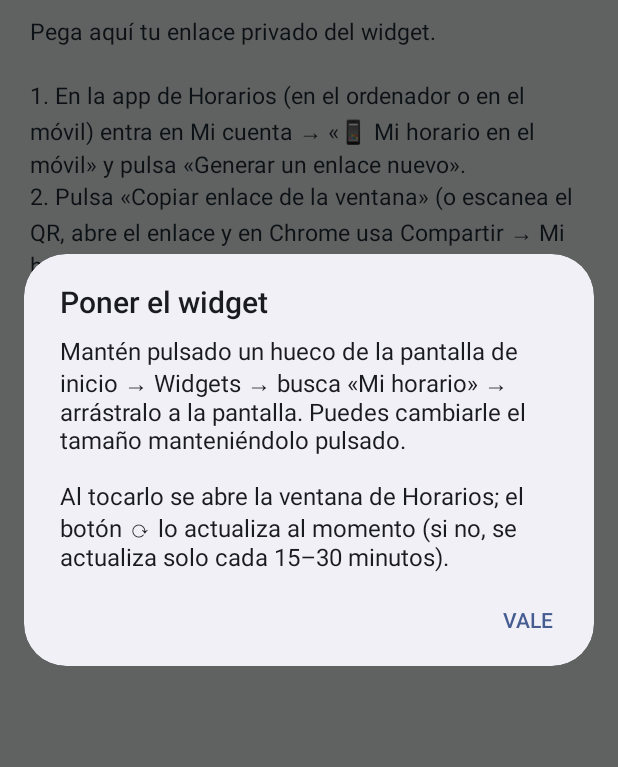
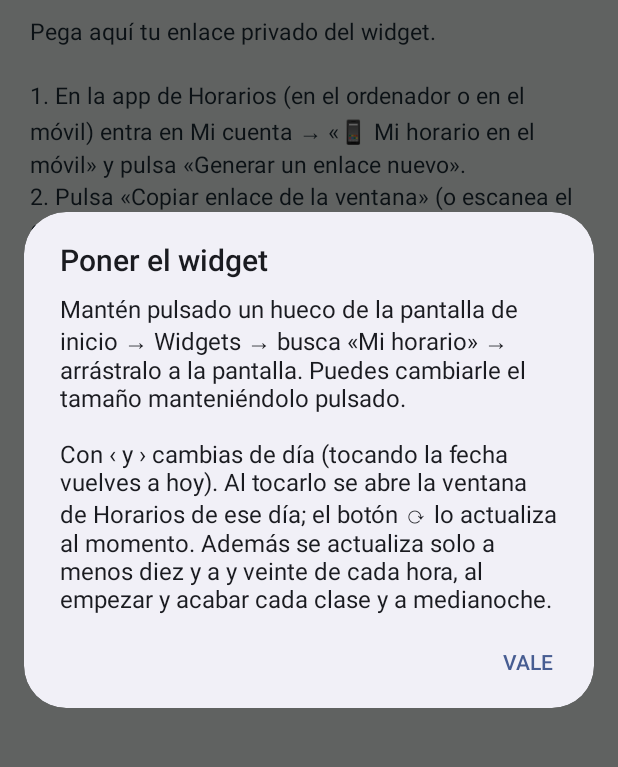
Before and after one commit to juaniruela/mihorario-android, an Android app: the screen it shows after launch (MainActivity), in the options menu, after a tap on "Cómo poner el widget", on a phone screen of 412 x 824 dp, the part 158-925 px from its top. Run offline under Robolectric (Android 15) with nearby library versions, the phone set to English and light mode, and no system bars.

Commit message:
Mi horario 1.1: strings.xml [skip ci]

```diff
--- a/app/src/main/res/values/strings.xml
+++ b/app/src/main/res/values/strings.xml
@@ -5,9 +5,11 @@
     <string name="widget_desc">Tu clase de ahora, las de hoy, tareas y coche (solo consulta)</string>
     <string name="titulo_config">Mi horario · IES Alfaguara</string>
     <string name="ayuda">Pega aquí tu enlace privado del widget.\n\n1. En la app de Horarios (en el ordenador o en el móvil) entra en Mi cuenta → «📱 Mi horario en el móvil» y pulsa «Generar un enlace nuevo».\n2. Pulsa «Copiar enlace de la ventana» (o escanea el QR, abre el enlace y en Chrome usa Compartir → Mi horario).\n3. Vuelve aquí, pulsa «Pegar» y «Guardar».\n\nDespués añade el widget: mantén pulsado un hueco de la pantalla de inicio → Widgets → Mi horario.</string>
-    <string name="como_widget">Mantén pulsado un hueco de la pantalla de inicio → Widgets → busca «Mi horario» → arrástralo a la pantalla. Puedes cambiarle el tamaño manteniéndolo pulsado.\n\nAl tocarlo se abre la ventana de Horarios; el botón ⟳ lo actualiza al momento (si no, se actualiza solo cada 15–30 minutos).</string>
+    <string name="como_widget">Mantén pulsado un hueco de la pantalla de inicio → Widgets → busca «Mi horario» → arrástralo a la pantalla. Puedes cambiarle el tamaño manteniéndolo pulsado.\n\nCon ‹ y › cambias de día (tocando la fecha vuelves a hoy). Al tocarlo se abre la ventana de Horarios de ese día; el botón ⟳ lo actualiza al momento. Además se actualiza solo a menos diez y a y veinte de cada hora, al empezar y acabar cada clase y a medianoche.</string>
     <string name="pegar">Pegar</string>
     <string name="guardar">Guardar</string>
     <string name="actualizar">Actualizar</string>
+    <string name="dia_anterior">Día anterior</string>
+    <string name="dia_siguiente">Día siguiente</string>
     <string name="cargando">Cargando…</string>
 </resources>
```
